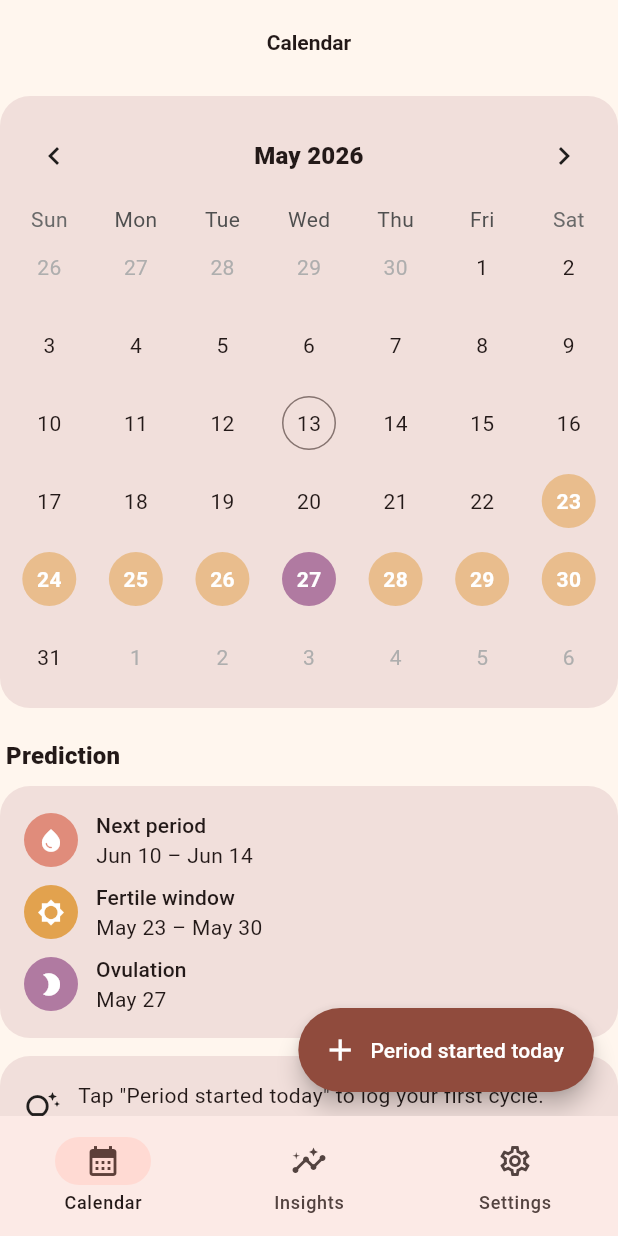
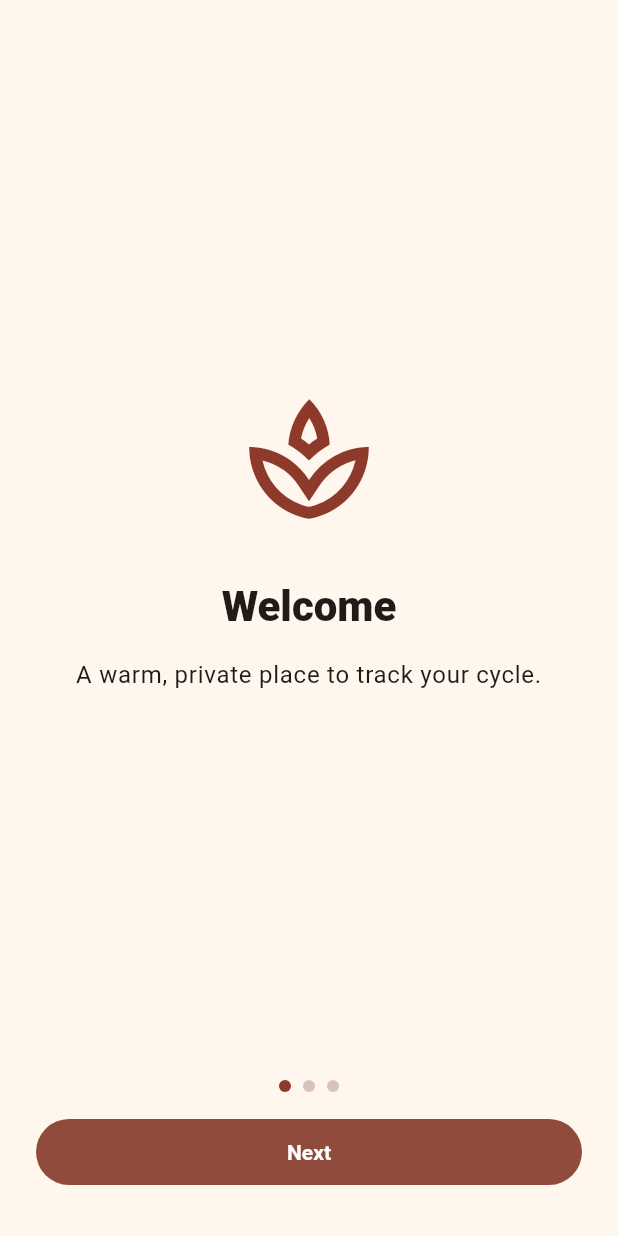
Before and after one commit to driblo/period_calendar, a Flutter app: the screen it shows after launch, on a phone screen of 412 x 824 dp. Run offline on Flutter 3.47's test engine with Material 3 defaults, Android fonts, the phone set to English and light mode, and no system bars; drawn by our look-alikes of table_calendar; our stand-ins replace drift, fl_chart, flutter_local_notifications, flutter_riverpod, flutter_secure_storage, local_auth and 3 more; missing offline and left inert: dart:ffi, sqlcipher_flutter_libs, sqlite3; accounts and stored records are empty; generated files the repository leaves out were written again.

Commit message:
M8: onboarding, haptics, a11y polish
- 3-slide onboarding (welcome / log easily / yours alone) with page
  indicator and 'Get started' CTA
- OnboardingGate: shows onboarding on first launch, skipped thereafter
  using a SharedPreferences flag
- Onboarding finish flow offers to set up PIN immediately
- Calendar FAB triggers medium haptic on log
- Day cells already carry Semantics labels for screen readers
- 2 onboarding tests (slide progression + flag round-trip)

```diff
--- a/lib/app.dart
+++ b/lib/app.dart
@@ -1,6 +1,7 @@
 import 'package:flutter/material.dart';
 
 import 'core/theme/warm_theme.dart';
+import 'features/onboarding/onboarding_gate.dart';
 import 'features/security/lock_gate.dart';
 import 'features/shell/home_shell.dart';
 
@@ -14,7 +15,9 @@ class PeriodCalendarApp extends StatelessWidget {
       debugShowCheckedModeBanner: false,
       theme: WarmTheme.light(),
       darkTheme: WarmTheme.dark(),
-      home: const PrivacyOverlay(child: LockGate(child: HomeShell())),
+      home: const PrivacyOverlay(
+        child: OnboardingGate(child: LockGate(child: HomeShell())),
+      ),
     );
   }
 }
--- a/lib/features/calendar/calendar_page.dart
+++ b/lib/features/calendar/calendar_page.dart
@@ -1,4 +1,5 @@
 import 'package:flutter/material.dart';
+import 'package:flutter/services.dart';
 import 'package:flutter_riverpod/flutter_riverpod.dart';
 import 'package:intl/intl.dart';
 import 'package:table_calendar/table_calendar.dart';
@@ -180,6 +181,7 @@ class _CalendarPageState extends ConsumerState<CalendarPage> {
     final today = DateTime.now();
     final messenger = ScaffoldMessenger.of(context);
 
+    await HapticFeedback.mediumImpact();
     if (cycles.isEmpty || cycles.last.endDate != null) {
       await repo.startCycle(today);
       messenger.showSnackBar(
--- /dev/null
+++ b/lib/features/onboarding/onboarding_gate.dart
@@ -0,0 +1,36 @@
+import 'package:flutter/material.dart';
+
+import 'onboarding_page.dart';
+
+class OnboardingGate extends StatefulWidget {
+  const OnboardingGate({super.key, required this.child});
+  final Widget child;
+
+  @override
+  State<OnboardingGate> createState() => _OnboardingGateState();
+}
+
+class _OnboardingGateState extends State<OnboardingGate> {
+  bool? _onboarded;
+
+  @override
+  void initState() {
+    super.initState();
+    isOnboarded().then((v) {
+      if (mounted) setState(() => _onboarded = v);
+    });
+  }
+
+  @override
+  Widget build(BuildContext context) {
+    if (_onboarded == null) {
+      return const Scaffold(body: Center(child: CircularProgressIndicator()));
+    }
+    if (!_onboarded!) {
+      return OnboardingPage(
+        onFinished: () => setState(() => _onboarded = true),
+      );
+    }
+    return widget.child;
+  }
+}
--- /dev/null
+++ b/lib/features/onboarding/onboarding_page.dart
@@ -0,0 +1,184 @@
+import 'package:flutter/material.dart';
+import 'package:shared_preferences/shared_preferences.dart';
+
+import '../../core/theme/warm_palette.dart';
+import '../security/pin_setup_page.dart';
+
+const _kOnboardedKey = 'onboarded_v1';
+
+Future<bool> isOnboarded() async {
+  final prefs = await SharedPreferences.getInstance();
+  return prefs.getBool(_kOnboardedKey) ?? false;
+}
+
+Future<void> setOnboarded() async {
+  final prefs = await SharedPreferences.getInstance();
+  await prefs.setBool(_kOnboardedKey, true);
+}
+
+class OnboardingPage extends StatefulWidget {
+  const OnboardingPage({super.key, required this.onFinished});
+  final VoidCallback onFinished;
+
+  @override
+  State<OnboardingPage> createState() => _OnboardingPageState();
+}
+
+class _OnboardingPageState extends State<OnboardingPage> {
+  final _controller = PageController();
+  int _index = 0;
+
+  static const _slides = <_Slide>[
+    _Slide(
+      icon: Icons.spa_outlined,
+      title: 'Welcome',
+      body: 'A warm, private place to track your cycle.',
+    ),
+    _Slide(
+      icon: Icons.calendar_month,
+      title: 'Log easily',
+      body: 'Mark period days, mood, flow, and symptoms with a single tap.',
+    ),
+    _Slide(
+      icon: Icons.lock_outline,
+      title: 'Yours alone',
+      body: 'Your data stays on this device. Add a PIN to lock the app.',
+    ),
+  ];
+
+  void _next() {
+    if (_index < _slides.length - 1) {
+      _controller.nextPage(
+        duration: const Duration(milliseconds: 250),
+        curve: Curves.easeOut,
+      );
+    } else {
+      _finish();
+    }
+  }
+
+  Future<void> _finish() async {
+    await setOnboarded();
+    if (!mounted) return;
+    final goPin = await showDialog<bool>(
+      context: context,
+      builder: (_) => AlertDialog(
+        title: const Text('Set a PIN now?'),
+        content: const Text(
+          'You can always do this later in Settings → Privacy & security.',
+        ),
+        actions: [
+          TextButton(
+            onPressed: () => Navigator.of(context).pop(false),
+            child: const Text('Not now'),
+          ),
+          FilledButton(
+            onPressed: () => Navigator.of(context).pop(true),
+            child: const Text('Set PIN'),
+          ),
+        ],
+      ),
+    );
+    if (!mounted) return;
+    if (goPin == true) {
+      await Navigator.of(context).push(
+        MaterialPageRoute(builder: (_) => const PinSetupPage()),
+      );
+    }
+    widget.onFinished();
+  }
+
+  @override
+  Widget build(BuildContext context) {
+    return Scaffold(
+      body: SafeArea(
+        child: Column(
+          children: [
+            Expanded(
+              child: PageView.builder(
+                controller: _controller,
+                itemCount: _slides.length,
+                onPageChanged: (i) => setState(() => _index = i),
+                itemBuilder: (_, i) => _SlideView(slide: _slides[i]),
+              ),
+            ),
+            Row(
+              mainAxisAlignment: MainAxisAlignment.center,
+              children: [
+                for (var i = 0; i < _slides.length; i++)
+                  Container(
+                    width: 8,
+                    height: 8,
+                    margin: const EdgeInsets.symmetric(horizontal: 4),
+                    decoration: BoxDecoration(
+                      color: i == _index
+                          ? WarmPalette.clay
+                          : Theme.of(context).colorScheme.outlineVariant,
+                      shape: BoxShape.circle,
+                    ),
+                  ),
+              ],
+            ),
+            const SizedBox(height: 16),
+            Padding(
+              padding: const EdgeInsets.fromLTRB(24, 0, 24, 32),
+              child: SizedBox(
+                width: double.infinity,
+                child: FilledButton(
+                  onPressed: _next,
+                  child: Text(
+                    _index == _slides.length - 1 ? 'Get started' : 'Next',
+                  ),
+                ),
+              ),
+            ),
+          ],
+        ),
+      ),
+    );
+  }
+}
+
+class _Slide {
+  const _Slide({
+    required this.icon,
+    required this.title,
+    required this.body,
+  });
+  final IconData icon;
+  final String title;
+  final String body;
+}
+
+class _SlideView extends StatelessWidget {
+  const _SlideView({required this.slide});
+  final _Slide slide;
+
+  @override
+  Widget build(BuildContext context) {
+    final theme = Theme.of(context);
+    return Padding(
+      padding: const EdgeInsets.symmetric(horizontal: 32),
+      child: Column(
+        mainAxisAlignment: MainAxisAlignment.center,
+        children: [
+          Icon(slide.icon, size: 96, color: WarmPalette.clay),
+          const SizedBox(height: 32),
+          Text(
+            slide.title,
+            style: theme.textTheme.headlineMedium?.copyWith(
+              fontWeight: FontWeight.w800,
+            ),
+            textAlign: TextAlign.center,
+          ),
+          const SizedBox(height: 16),
+          Text(
+            slide.body,
+            textAlign: TextAlign.center,
+            style: theme.textTheme.bodyLarge,
+          ),
+        ],
+      ),
+    );
+  }
+}
```
Also changed, not shown: 2 other files.
